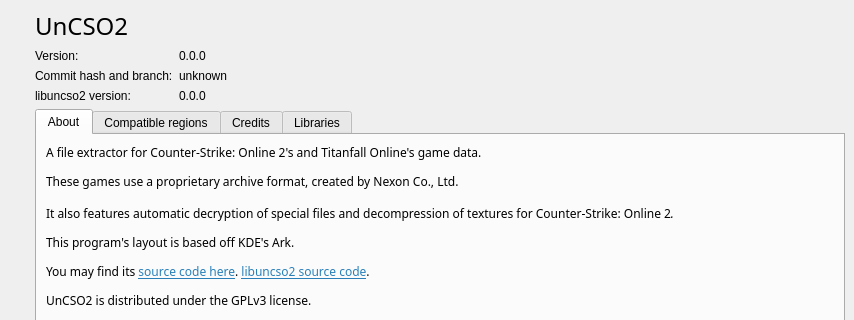
Before: the Qt Designer form resources/layouts/aboutdialog.ui in harmonytf/UnCSO2, drawn with Qt 5; both pictures show x 0 to 854 and y 0 to 320 of the 854 by 466 pixel window.
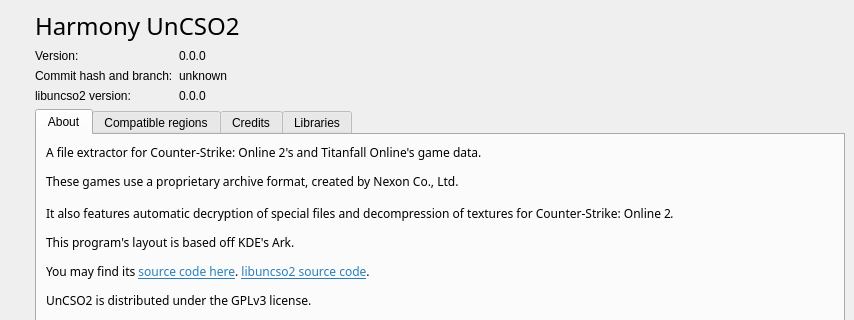
After: the same form once the commit is applied. Icons and pictures are not drawn.

Commit message: Harmony naming

Diff of the .ui file:
```diff
--- a/resources/layouts/aboutdialog.ui
+++ b/resources/layouts/aboutdialog.ui
@@ -97,7 +97,7 @@
              </font>
             </property>
             <property name="text">
-             <string>UnCSO2</string>
+             <string>Harmony UnCSO2</string>
             </property>
             <property name="alignment">
              <set>Qt::AlignmentFlag::AlignLeading|Qt::AlignmentFlag::AlignLeft|Qt::AlignmentFlag::AlignTop</set>
```
Left out of the diff: 4 changed lines with no effect on the pictures. The commit also changes 4 other files.
